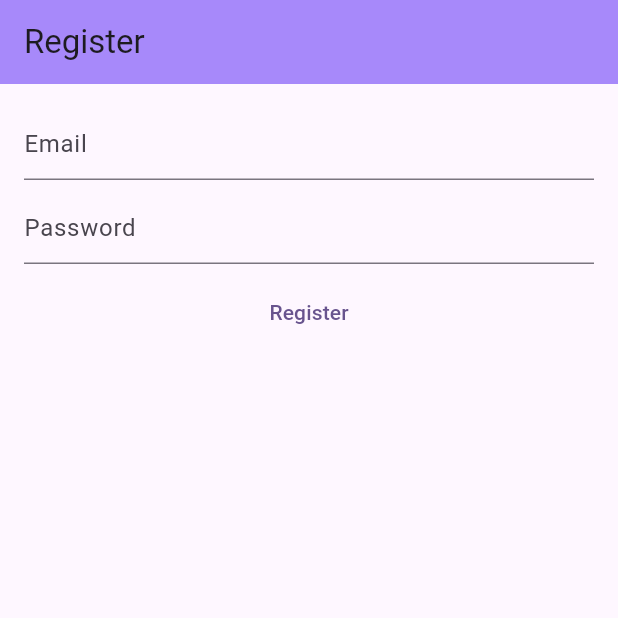
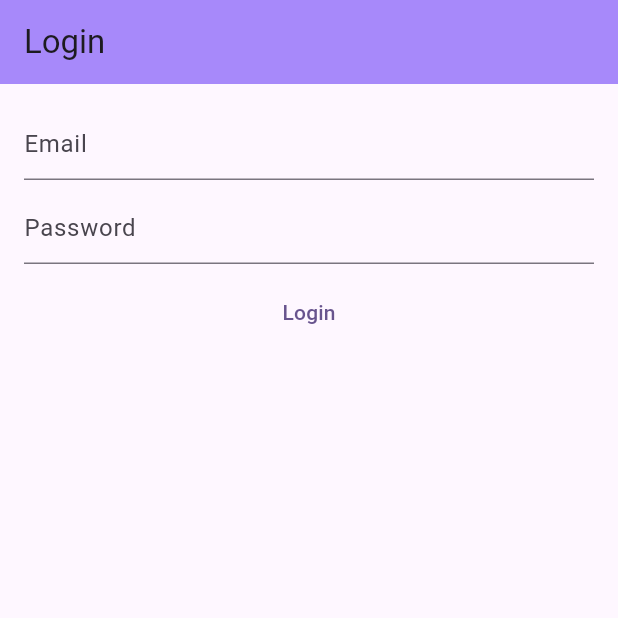
Before and after one commit to SURAJITSHAW/Notes-App-Flutter, a Flutter app: the screen it shows after launch, on a phone screen of 412 x 824 dp, the top half of it. Run offline on Flutter 3.47's test engine with Material 3 defaults, Android fonts, the phone set to English and light mode, and no system bars; our stand-ins replace firebase_auth, firebase_core; accounts and stored records are empty.

Commit message:
login screen done

```diff
--- a/lib/main.dart
+++ b/lib/main.dart
@@ -1,5 +1,6 @@
 import 'package:flutter/material.dart';
-import 'package:mynotes/registration_screen.dart';
+import 'package:mynotes/views/login_screen.dart';
+import 'package:mynotes/views/registration_screen.dart';
 
 
 void main() {
@@ -23,7 +24,7 @@ class MyApp extends StatelessWidget {
         colorScheme: ColorScheme.fromSeed(seedColor: Colors.deepPurple),
         useMaterial3: true,
       ),
-      home: const RegisterationPage(),
+      home: const LoginPage(),
     );
   }
 }
--- /dev/null
+++ b/lib/views/login_screen.dart
@@ -0,0 +1,131 @@
+import 'package:firebase_auth/firebase_auth.dart';
+import 'package:firebase_core/firebase_core.dart';
+import 'package:flutter/material.dart';
+import 'package:mynotes/firebase_options.dart';
+
+class LoginPage extends StatefulWidget {
+  const LoginPage({super.key});
+
+  @override
+  State<LoginPage> createState() => _LoginPageState();
+}
+
+class _LoginPageState extends State<LoginPage> {
+  late final _emailController;
+  late final _passwordController;
+
+  @override
+  void initState() {
+    super.initState();
+
+    _emailController = TextEditingController();
+    _passwordController = TextEditingController();
+  }
+
+
+  // ! custom firebase init method
+  Future<FirebaseApp> _firebaseInit() {
+    // ! before using the firebase had to intialize it
+    return Firebase.initializeApp(
+      options: DefaultFirebaseOptions.currentPlatform,
+    );
+  }
+
+  @override
+  Widget build(BuildContext context) {
+    return Scaffold(
+      appBar: AppBar(
+        title: const Text('Login'),
+        backgroundColor: const Color.fromARGB(255, 167, 137, 250),
+      ),
+      body: Padding(
+        padding: const EdgeInsets.all(16.0),
+        child: FutureBuilder(
+          future: _firebaseInit(),
+          builder: (context, snapshot) {
+            // Check for errors
+            if (snapshot.hasError) {
+              return Center(
+                child: Text('Error: ${snapshot.error}'),
+              );
+            }
+
+            // Once complete, show the main application
+            if (snapshot.connectionState == ConnectionState.done) {
+              return LoginForm(
+                  emailController: _emailController,
+                  passwordController: _passwordController);
+            }
+
+            // Otherwise, show a loading spinner
+            return const Center(
+              child: CircularProgressIndicator(),
+            );
+          },
+        ),
+      ),
+    );
+  }
+}
+
+class LoginForm extends StatelessWidget {
+
+// ! custom methdo: create firebase user
+  void _createUser() async {
+    try {
+      UserCredential userCredential = await FirebaseAuth.instance.signInWithEmailAndPassword(
+        email: _emailController.text,
+        password: _passwordController.text,
+      );
+       // Handle successful sign-in
+      print('Signed in successfully');
+    } on FirebaseAuthException catch (e) {
+      // Handle error
+      print("Error: $e");
+    }
+  }
+
+
+  const LoginForm({
+    super.key,
+    required emailController,
+    required passwordController,
+  })  : _emailController = emailController,
+        _passwordController = passwordController;
+
+  final _emailController;
+  final _passwordController;
+
+  @override
+  Widget build(BuildContext context) {
+    return Column(
+      children: [
+        TextField(
+          keyboardType: TextInputType.emailAddress,
+          enableSuggestions: false,
+          controller: _emailController,
+          decoration: const InputDecoration(
+            hintText: "Email",
+          ),
+        ),
+        const SizedBox(
+          height: 8.0,
+        ),
+        TextField(
+          enableSuggestions: false,
+          obscureText: true,
+          controller: _passwordController,
+          decoration: const InputDecoration(
+            hintText: "Password",
+          ),
+        ),
+        const SizedBox(
+          height: 8.0,
+        ),
+        TextButton(
+            onPressed: _createUser,
+            child: const Text("Login"))
+      ],
+    );
+  }
+}
```
Also changed, not shown: lib/views/registration_screen.dart (renamed from lib/registration_screen.dart).
